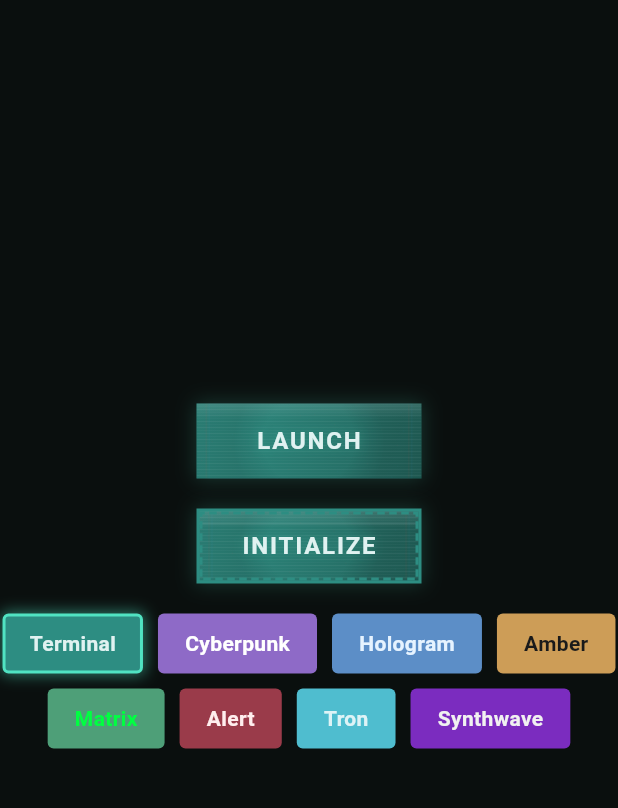
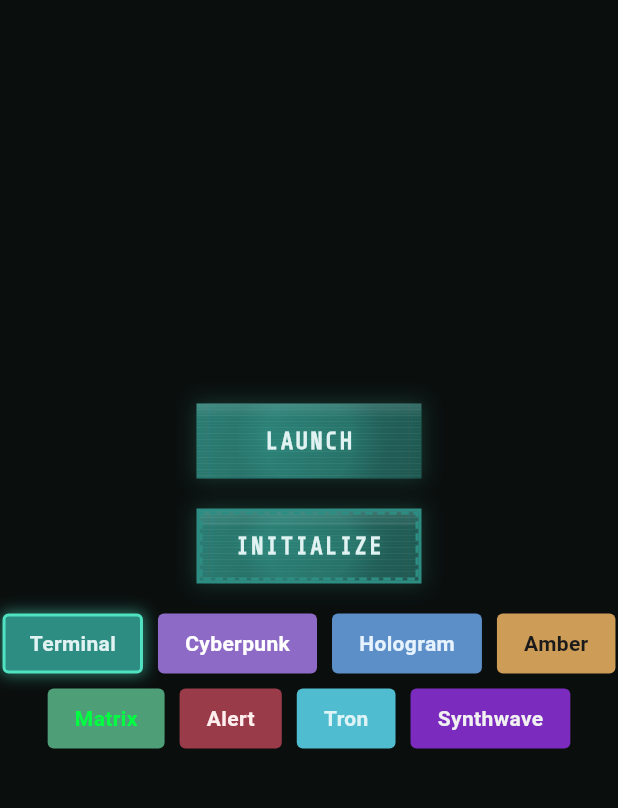
Before and after one commit to CerberusProgrammer/nova_ui, a Flutter app: the screen it shows after launch, on a phone screen of 412 x 824 dp, the part 84-892 px from its top. Run offline on Flutter 3.47's test engine with Material 3 defaults, Android fonts, the phone set to English and light mode, and no system bars.

Commit message:
Refactor NovaButton text styling and remove unused animation logic

```diff
--- a/lib/buttons/nova_button.dart
+++ b/lib/buttons/nova_button.dart
@@ -290,9 +290,7 @@ class _NovaButtonState extends State<NovaButton>
     }
   }
 
-  // Update the _startIdleAnimations() method to stop using repeat animation:
   void _startIdleAnimations() {
-    // We'll keep the timer for other animations but not pulse the button
     if (widget.idleAnimations &&
         !widget.disabled &&
         widget.animationStyle != NovaAnimationStyle.none) {
@@ -385,6 +383,7 @@ class _NovaButtonState extends State<NovaButton>
     final double scanLineIntensity =
         themeColors['scanIntensity'] ?? novaTheme.scanLineIntensity;
 
+    // In your build method where the text is created:
     Widget contentWidget = Row(
       mainAxisSize: MainAxisSize.min,
       textDirection: widget.iconDirection,
@@ -405,27 +404,16 @@ class _NovaButtonState extends State<NovaButton>
             duration: Duration(milliseconds: 50),
             child: Text(
               widget.text.toUpperCase(),
-              style: TextStyle(
-                color: effectiveTextColor,
+              style: novaTheme.getButtonTextStyle(
+                textColor: effectiveTextColor,
                 fontSize: dimensions['fontSize'],
-                fontWeight: FontWeight.bold,
-                letterSpacing: 1.2,
-                shadows: [
-                  Shadow(
-                    color: effectiveGlowColor.withOpacity(
-                      novaTheme.textGlowIntensity *
-                          widget.textGlowIntensity *
-                          _textGlowValue,
-                    ),
-                    blurRadius: 8.0,
-                  ),
-                ],
+                glowIntensity: widget.textGlowIntensity * _textGlowValue,
+                withGlow: true,
               ),
             ),
           ),
       ],
     );
-
     // Loading state
     if (widget.isLoading) {
       contentWidget = Stack(
```
